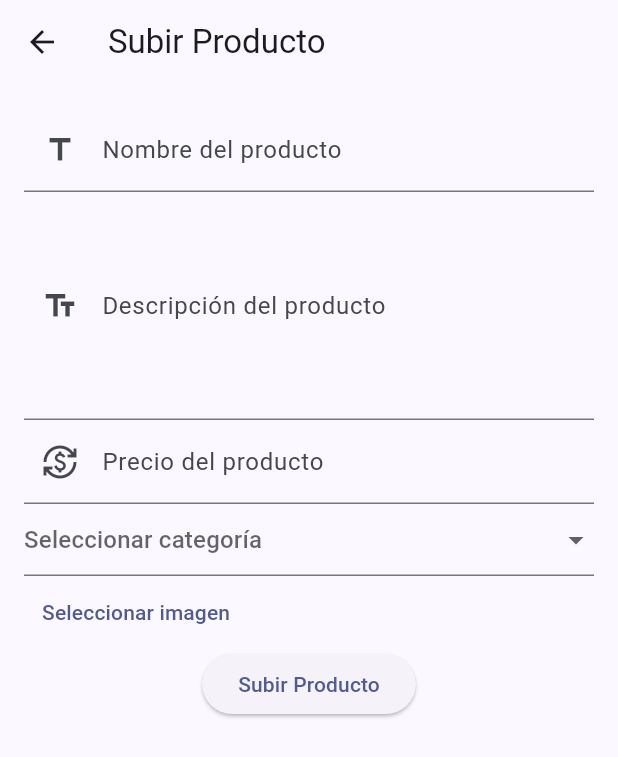
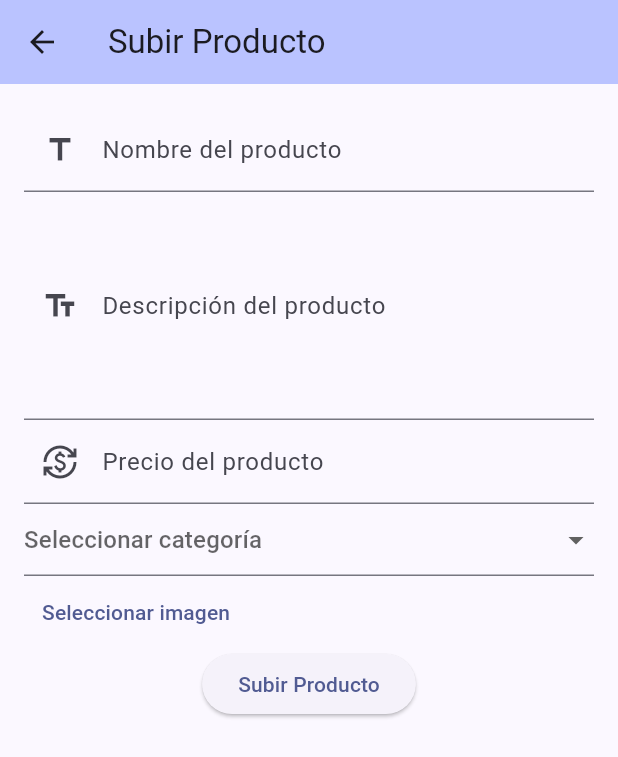
Before and after one commit to JUANIMAN/tiangucciApp, a Flutter app: the PerfilUsuario screen opened directly, after a tap on "Subir producto", on a phone screen of 412 x 824 dp. Shown: the top 757 px of the screen. Run offline on Flutter 3.47's test engine with Material 3 defaults, Android fonts, the phone set to English and light mode, and no system bars; our stand-ins replace image_picker, shared_preferences; accounts and stored records are empty.

Commit message:
Correcciones minimas

```diff
--- a/lib/vistas/subir_articulo.dart
+++ b/lib/vistas/subir_articulo.dart
@@ -3,14 +3,14 @@ import 'dart:io';
 import 'package:flutter/material.dart';
 import 'package:image_picker/image_picker.dart';
 
-class ProductUploadView extends StatefulWidget {
-  const ProductUploadView({super.key});
+class SubirProducto extends StatefulWidget {
+  const SubirProducto({super.key});
 
   @override
-  State<ProductUploadView> createState() => _ProductUploadViewState();
+  State<SubirProducto> createState() => _SubirProductoState();
 }
 
-class _ProductUploadViewState extends State<ProductUploadView> {
+class _SubirProductoState extends State<SubirProducto> {
   final _formKey = GlobalKey<FormState>();
   final _nameController = TextEditingController();
   final _descriptionController = TextEditingController();
@@ -42,6 +42,7 @@ class _ProductUploadViewState extends State<ProductUploadView> {
   Widget build(BuildContext context) {
     return Scaffold(
       appBar: AppBar(
+        backgroundColor: Theme.of(context).colorScheme.inversePrimary,
         title: const Text('Subir Producto'),
       ),
       body: SingleChildScrollView(
--- a/lib/vistas/usuario.dart
+++ b/lib/vistas/usuario.dart
@@ -127,7 +127,7 @@ class PerfilUsuario extends StatelessWidget {
                   Navigator.push(
                     context,
                     MaterialPageRoute(
-                        builder: (context) => const ProductUploadView()),
+                        builder: (context) => const SubirProducto()),
                   );
                 },
                 child: const Text('Subir producto'),
```
